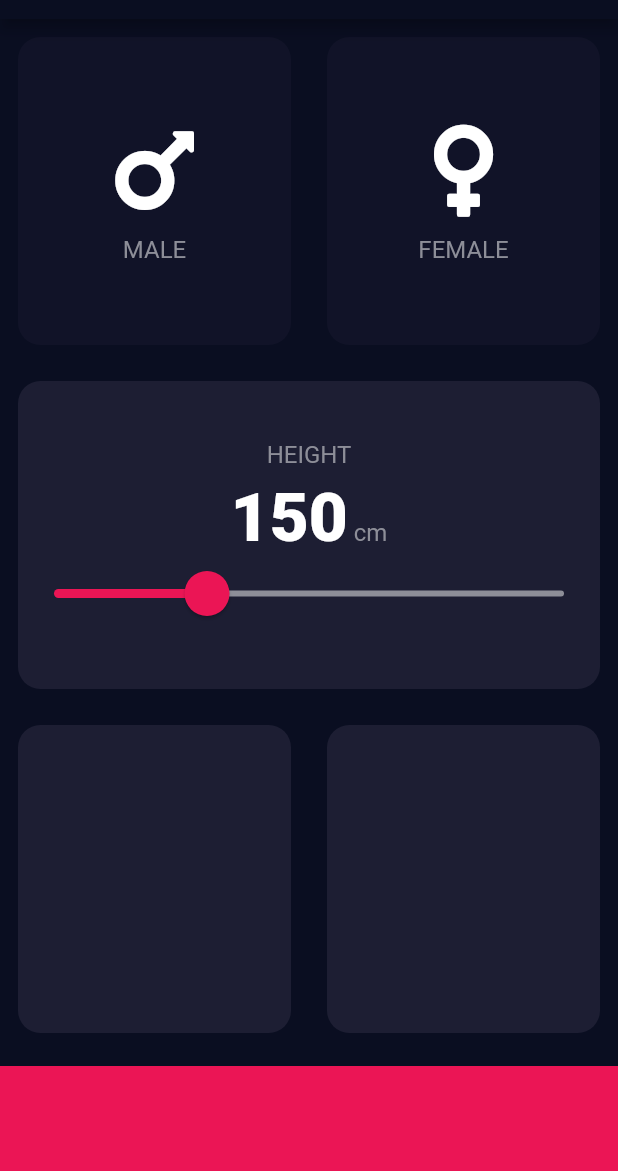
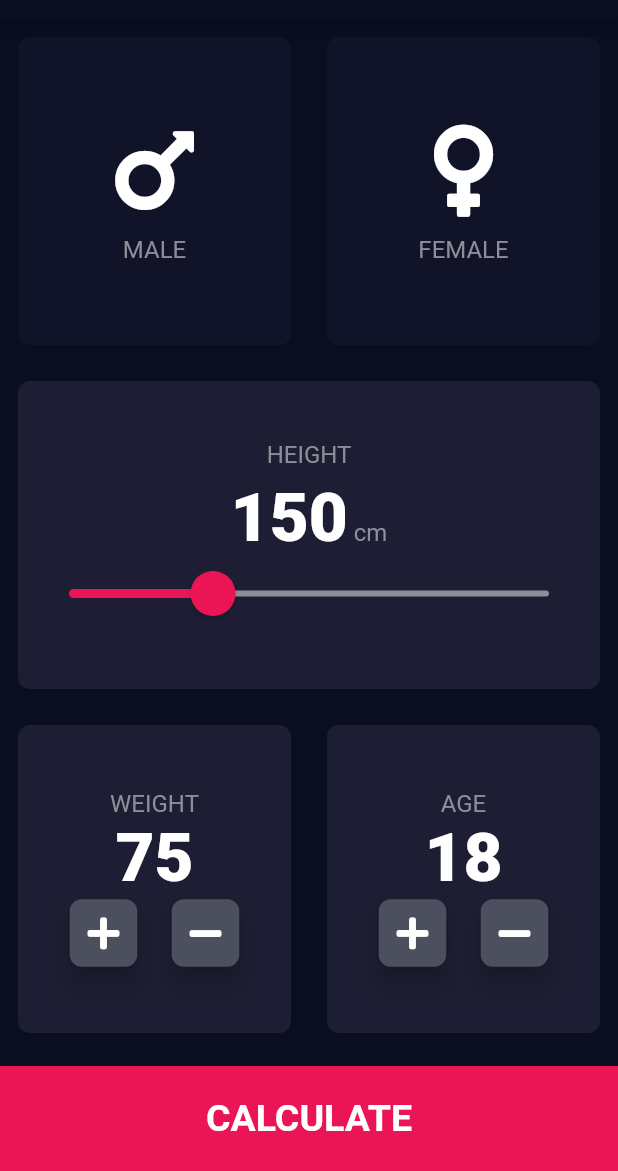
Before and after one commit to NoobSaiyan/BMI_Calculator, a Flutter app: the screen it shows after launch, on a phone screen of 412 x 824 dp, the part 65-1236 px from its top. Run offline on Flutter 3.47's test engine with Material 2 defaults, Android fonts, the phone set to English and light mode, and no system bars; our stand-ins replace font_awesome_flutter.

```diff
--- /dev/null
+++ b/lib/bottom_button.dart
@@ -0,0 +1,27 @@
+import 'package:flutter/material.dart';
+import 'constants.dart';
+
+class BottomButton extends StatelessWidget {
+  BottomButton({@required this.label, @required this.onTap});
+
+  final Function onTap;
+  final String label;
+
+  @override
+  Widget build(BuildContext context) {
+    return GestureDetector(
+      onTap: onTap,
+      child: Container(
+        child: Center(
+            child: Text(
+              label,
+              style: lowerButtonStyle,
+            )),
+        color: accentColor,
+        height: 70.0,
+        margin: EdgeInsets.only(top: 10.0),
+        width: double.infinity,
+      ),
+    );
+  }
+}
--- /dev/null
+++ b/lib/calculator_brain.dart
@@ -0,0 +1,33 @@
+import 'dart:math';
+
+class CalculatorBrain{
+  CalculatorBrain({this.height,this.weight});
+
+  final int height;
+  final int weight;
+  double _bmi;
+  String calculateBMI(){
+    _bmi = weight / pow(height/ 100,2);
+    return _bmi.toStringAsFixed(1);
+  }
+  String getResult(){
+    if(_bmi >= 25 ){
+      return 'Overweight';
+    }else if(_bmi > 18.5){
+      return 'Normal';
+    }else {
+      return 'Underweight';
+    }
+  }
+
+  String getInformation(){
+    if(_bmi >= 25 ){
+      return 'You have a higher than normal body weight. Try doing some exercise.';
+    }else if(_bmi > 18.5){
+      return 'You have a normal body weight. Good job!!';
+    }else {
+      return 'You have a lower than normal body weight. You can eat a bit more.';
+    }
+  }
+
+}
--- a/lib/constants.dart
+++ b/lib/constants.dart
@@ -7,3 +7,4 @@ const accentColor = Color(0xFFEB1555);
 
 const labelStyle = TextStyle(fontSize: 16.0, color: Color(0xFF8D8E98));
 const numberStyle = TextStyle(fontSize: 45.0, fontWeight: FontWeight.w900);
+const lowerButtonStyle = TextStyle(fontSize: 25.0, fontWeight: FontWeight.w600);
--- a/lib/input_page.dart
+++ b/lib/input_page.dart
@@ -1,12 +1,16 @@
+import 'package:bmi_calculator/result_page.dart';
 import 'package:flutter/cupertino.dart';
 import 'package:flutter/material.dart';
 import 'constants.dart';
 import 'package:font_awesome_flutter/font_awesome_flutter.dart';
 import 'reusable_card.dart';
+import 'round_icon_button.dart';
+import 'result_page.dart';
+import 'bottom_button.dart';
+import 'calculator_brain.dart';
 import 'gender_content.dart';
 
 enum Gender { male, female }
-int height = 150;
 
 class InputPage extends StatefulWidget {
   @override
@@ -15,6 +19,9 @@ class InputPage extends StatefulWidget {
 
 class _InputPageState extends State<InputPage> {
   Gender selectedGender;
+  int height = 150;
+  int weight = 75;
+  int age = 18;
 
   @override
   Widget build(BuildContext context) {
@@ -90,8 +97,8 @@ class _InputPageState extends State<InputPage> {
                   ),
                   SliderTheme(
                       data: SliderTheme.of(context).copyWith(
-                        thumbShape: RoundSliderThumbShape(enabledThumbRadius: 15.0)
-                      ),
+                          thumbShape:
+                              RoundSliderThumbShape(enabledThumbRadius: 15.0)),
                       child: Slider(
                           value: height.toDouble(),
                           min: 120.0,
@@ -112,21 +119,102 @@ class _InputPageState extends State<InputPage> {
             child: Row(children: [
               Expanded(
                 child: ReusableCard(
+                  cardChild: Column(
+                    mainAxisAlignment: MainAxisAlignment.center,
+                    children: [
+                      Text(
+                        'WEIGHT',
+                        style: labelStyle,
+                      ),
+                      Text(
+                        weight.toString(),
+                        style: numberStyle,
+                      ),
+                      Row(
+                        mainAxisAlignment: MainAxisAlignment.center,
+                        children: [
+                          RoundIconButton(
+                              icon: FontAwesomeIcons.plus,
+                              onPressed: () {
+                                setState(() {
+                                  weight++;
+                                });
+                              }),
+                          SizedBox(
+                            width: 20.0,
+                          ),
+                          RoundIconButton(
+                              icon: FontAwesomeIcons.minus,
+                              onPressed: () {
+                                setState(() {
+                                  weight--;
+                                });
+                              })
+                        ],
+                      )
+                    ],
+                  ),
                   colour: activeCardBackground,
                 ),
               ),
               Expanded(
                 child: ReusableCard(
+                  cardChild: Column(
+                    mainAxisAlignment: MainAxisAlignment.center,
+                    children: [
+                      Text(
+                        'AGE',
+                        style: labelStyle,
+                      ),
+                      Text(
+                        age.toString(),
+                        style: numberStyle,
+                      ),
+                      Row(
+                        mainAxisAlignment: MainAxisAlignment.center,
+                        children: [
+                          RoundIconButton(
+                              icon: FontAwesomeIcons.plus,
+                              onPressed: () {
+                                setState(() {
+                                  age++;
+                                });
+                              }),
+                          SizedBox(
+                            width: 20.0,
+                          ),
+                          RoundIconButton(
+                              icon: FontAwesomeIcons.minus,
+                              onPressed: () {
+                                setState(() {
+                                  age--;
+                                });
+                              })
+                        ],
+                      )
+                    ],
+                  ),
                   colour: activeCardBackground,
                 ),
               ),
             ]),
           ),
-          Container(
-            color: accentColor,
-            height: 70.0,
-            margin: EdgeInsets.only(top: 10.0),
-            width: double.infinity,
+          BottomButton(
+            label: 'CALCULATE',
+            onTap: () {
+              CalculatorBrain calc =
+                  CalculatorBrain(height: height, weight: weight);
+              Navigator.push(
+                context,
+                MaterialPageRoute(
+                  builder: (context) => ResultPage(
+                    bmiResult: calc.calculateBMI(),
+                    resultText: calc.getResult(),
+                    information: calc.getInformation(),
+                  ),
+                ),
+              );
+            },
           ),
         ],
       ),
--- a/lib/reusable_card.dart
+++ b/lib/reusable_card.dart
@@ -13,10 +13,11 @@ class ReusableCard extends StatelessWidget {
       onTap: onPress,
       child: Container(
         child: cardChild,
+        padding: EdgeInsets.all(10.0),
         margin: EdgeInsets.all(12.0),
         decoration: BoxDecoration(
           color: colour,
-          borderRadius: BorderRadius.circular(15.0),
+          borderRadius: BorderRadius.circular(8.0),
         ),
       ),
     );
--- /dev/null
+++ b/lib/round_icon_button.dart
@@ -0,0 +1,21 @@
+import 'package:flutter/material.dart';
+
+class RoundIconButton extends StatelessWidget {
+  RoundIconButton({this.icon, this.onPressed});
+  final IconData icon;
+  final Function onPressed;
+  @override
+  Widget build(BuildContext context) {
+    return RawMaterialButton(
+      onPressed: onPressed,
+      child: Icon(icon),
+      elevation: 6.0,
+      constraints: BoxConstraints.tightFor(
+        width: 45.0,
+        height: 45.0,
+      ),
+      shape: RoundedRectangleBorder(borderRadius: BorderRadius.circular(8.0)),
+      fillColor: Color(0xFF4C4F5E),
+    );
+  }
+}
```
Also changed, not shown: lib/result_page.dart (added, +70 -0 lines).
